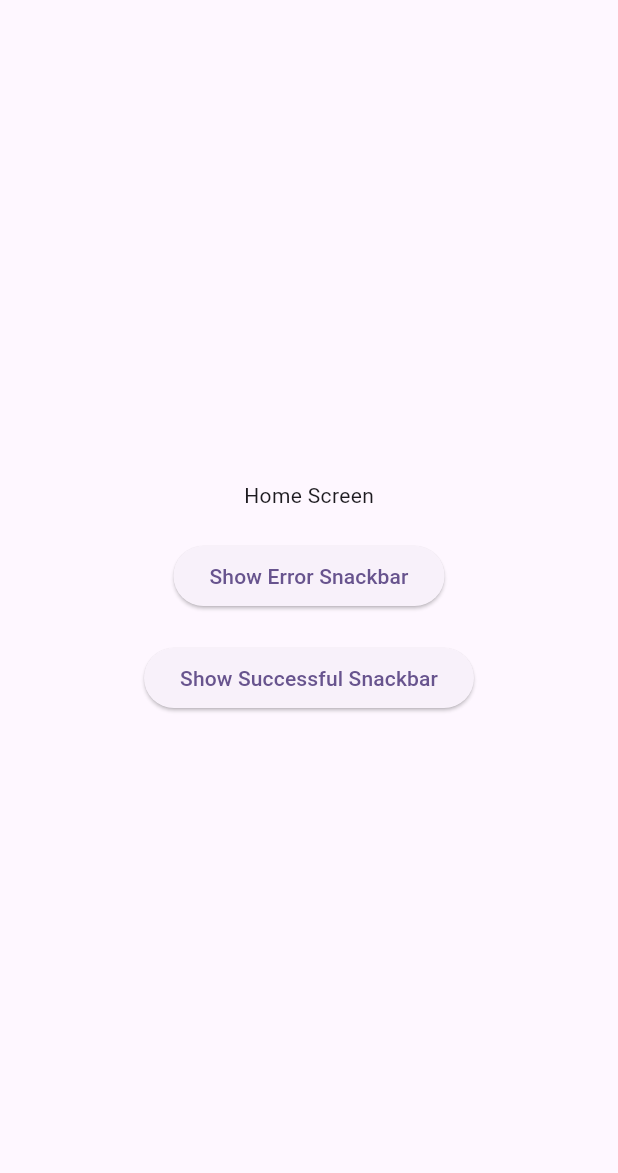
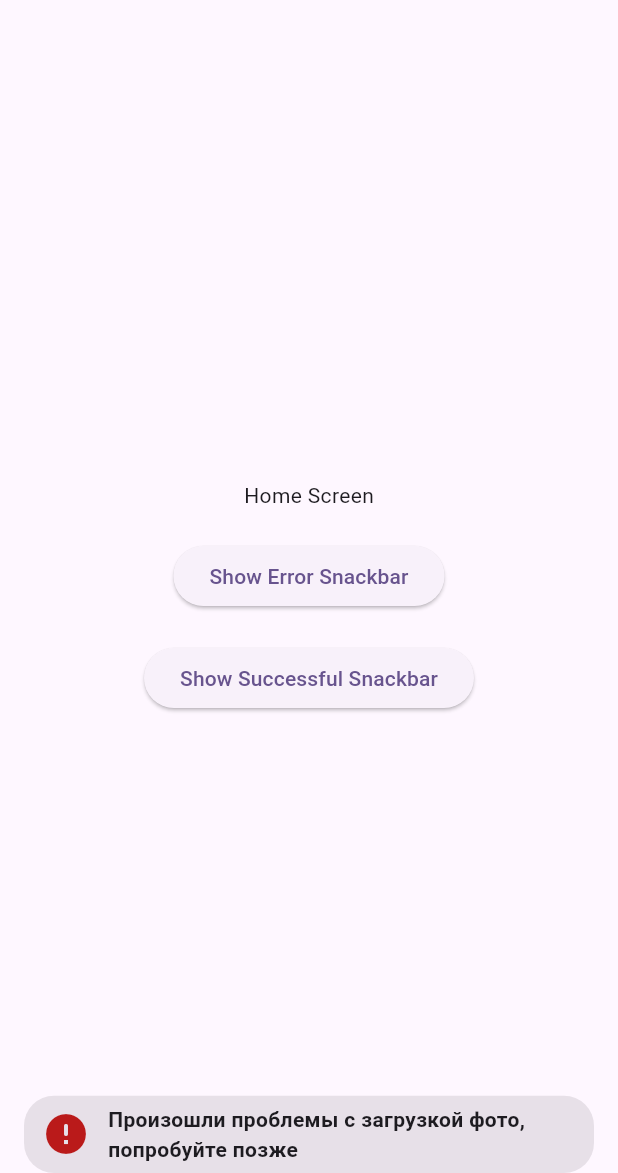
Before and after one commit to evklidus/insight_snackbar, a Flutter app: the screen it shows after launch, after a tap on "Show Error Snackbar", on a phone screen of 412 x 824 dp, the part 63-1236 px from its top. Run offline on Flutter 3.47's test engine with Material 3 defaults, Android fonts, the phone set to English and light mode, and no system bars.

Commit message:
Небольшие улучшения

```diff
--- a/lib/insight_snackbar.dart
+++ b/lib/insight_snackbar.dart
@@ -2,19 +2,21 @@ library insight_snackbar;
 
 import 'dart:io';
 
-import 'package:flutter/cupertino.dart';
 import 'package:flutter/material.dart';
 
 final isNeedCupertino = Platform.isIOS || Platform.isMacOS;
 
 class InsightSnackBar {
-  const InsightSnackBar._();
+  InsightSnackBar._();
 
   static final List<OverlayEntry> _entries = [];
 
+  static bool hideIcon = false;
+
   static void showSuccessful(
     BuildContext context, {
-    IconData icon = Icons.done_rounded,
+    IconData? icon = Icons.done_rounded,
+    // Пример: "Вы успешно авторизировались"
     String text = 'Успешно',
   }) =>
       _show(
@@ -25,8 +27,9 @@ class InsightSnackBar {
 
   static void showError(
     BuildContext context, {
-    IconData icon = Icons.error_rounded,
-    String text = 'Ошибка',
+    IconData? icon = Icons.error_rounded,
+    // Пример: "Произошли проблемы с загрузкой фото, попробуйте позже"
+    String text = 'Произошли проблемы с загрузкой фото, попробуйте позже',
   }) =>
       _show(
         context: context,
@@ -37,7 +40,7 @@ class InsightSnackBar {
 
   static void showInfo(
     BuildContext context, {
-    IconData icon = Icons.info_rounded,
+    IconData? icon = Icons.info_rounded,
     String text = 'Информация',
   }) =>
       _show(
@@ -49,7 +52,7 @@ class InsightSnackBar {
   static void _show({
     required BuildContext context,
     required String text,
-    required IconData icon,
+    required IconData? icon,
     Color? iconColor,
   }) {
     late OverlayEntry entry;
@@ -98,7 +101,7 @@ class _CustomSnackBarWidget extends StatefulWidget {
     required this.removeOverlayEntry,
   });
 
-  final IconData icon;
+  final IconData? icon;
   final Color? iconColor;
   final String text;
   final VoidCallback removeOverlayEntry;
@@ -111,7 +114,6 @@ class __CustomSnackBarWidgetState extends State<_CustomSnackBarWidget>
     with SingleTickerProviderStateMixin {
   late final AnimationController _controller;
   late final Animation<double> _animation;
-  bool isClosing = false;
 
   @override
   void initState() {
@@ -130,7 +132,7 @@ class __CustomSnackBarWidgetState extends State<_CustomSnackBarWidget>
   }
 
   void _statusListener(AnimationStatus status) {
-    if (status == AnimationStatus.completed && !isClosing) {
+    if (status == AnimationStatus.completed) {
       Future.delayed(
         const Duration(seconds: 2),
         close,
@@ -139,8 +141,7 @@ class __CustomSnackBarWidgetState extends State<_CustomSnackBarWidget>
   }
 
   Future<void> close() async {
-    isClosing = true;
-    await _controller.reverse();
+    await _controller.reverse(from: 0.25);
     widget.removeOverlayEntry();
   }
 
@@ -154,37 +155,35 @@ class __CustomSnackBarWidgetState extends State<_CustomSnackBarWidget>
   Widget build(BuildContext context) => FadeTransition(
         opacity: _animation,
         child: Container(
+          height: MediaQuery.sizeOf(context).height / 16,
           decoration: BoxDecoration(
             borderRadius: BorderRadius.circular(20),
-            color: Theme.of(context).colorScheme.surfaceVariant,
+            color: Theme.of(context).colorScheme.surfaceContainerHighest,
           ),
           padding: const EdgeInsets.symmetric(
             vertical: 4,
-            horizontal: 16,
+            horizontal: 12,
           ),
           child: Row(
             children: [
+              if (widget.icon != null && !InsightSnackBar.hideIcon)
                 Icon(
                   widget.icon,
                   size: 32,
                   color: widget.iconColor,
                 ),
-              const SizedBox(width: 16),
-              Text(
+              const SizedBox(width: 12),
+              Expanded(
+                child: Text(
                   widget.text,
                   style: Theme.of(context)
                       .textTheme
                       .bodyMedium
                       ?.copyWith(fontWeight: FontWeight.w600),
-                textAlign: TextAlign.center,
+                  textAlign: TextAlign.start,
+                  maxLines: 2,
+                  overflow: TextOverflow.ellipsis,
                 ),
-              const Spacer(),
-              IconButton(
-                iconSize: 24,
-                icon: Icon(
-                  isNeedCupertino ? CupertinoIcons.xmark : Icons.close,
-                ),
-                onPressed: close,
               ),
             ],
           ),
--- a/pubspec.yaml
+++ b/pubspec.yaml
@@ -1,4 +1,4 @@
-name: insight_ui_kit
+name: insight_snackbar
 description: "A new Flutter package project."
 version: 0.0.1
 
```
Also changed, not shown: example/pubspec.lock. Lines whose indentation alone changed are shown as unchanged.
